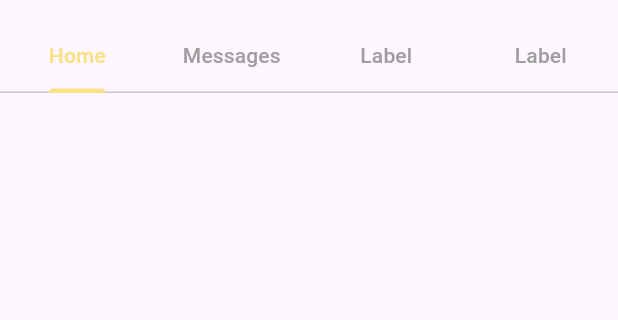
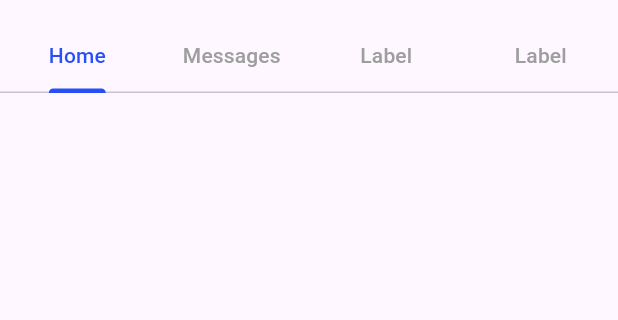
Before and after one commit to marcoantonio567/design_system_flutter, a Flutter app: the TabPage screen opened directly, on a phone screen of 412 x 824 dp, the part 63-383 px from its top. Run offline on Flutter 3.47's test engine with Material 3 defaults, Android fonts, the light colour scheme and no system bars.

Commit message:
aplicando o DS ao tab bar demo

```diff
--- a/lib/DesignSystem/Components/Tab/tab.dart
+++ b/lib/DesignSystem/Components/Tab/tab.dart
@@ -49,8 +49,8 @@ class _TabComponentState extends State<TabComponent>
         TabBar(
           controller: tabController,
           tabs: widget.tabViewModel.tabs,
-          indicatorColor: lightPrimaryBrandColor,
-          labelColor: lightPrimaryBrandColor,
+          indicatorColor: normalSecondaryBrandColor,
+          labelColor: normalSecondaryBrandColor,
           unselectedLabelColor: Colors.grey,
         ),
       ],
```
